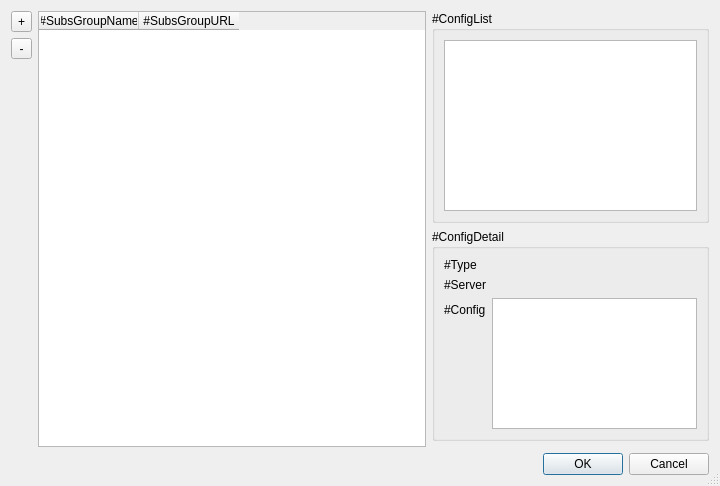
First picture: the form in src/w_SubscribeEditor.ui, repository darsvador/qvssr, before the edit.
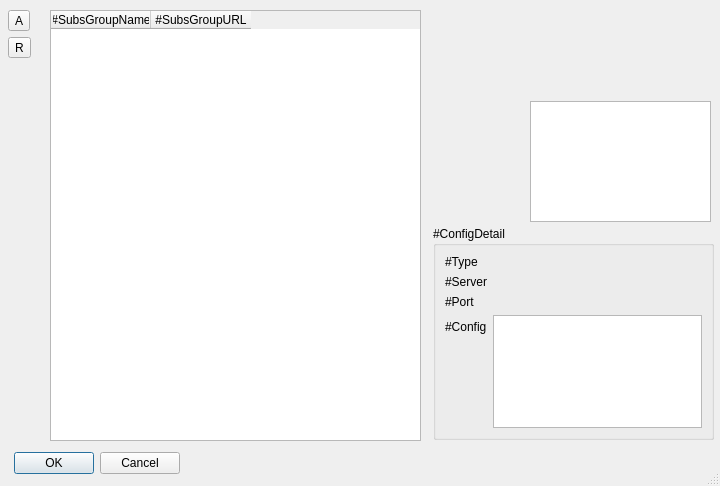
Second picture: the form after the edit. Icons and pictures are not drawn.

Commit message: [UI] Several code refactors and formats, removed a too-long translation.

What changed in the file:
```diff
--- a/src/w_SubscribeEditor.ui
+++ b/src/w_SubscribeEditor.ui
@@ -19,73 +19,15 @@
   <property name="modal">
    <bool>true</bool>
   </property>
-  <layout class="QGridLayout" name="gridLayout" rowstretch="1,1,0,0" columnstretch="6,4">
-   <item row="0" column="0" rowspan="3">
-    <layout class="QHBoxLayout" name="horizontalLayout">
-     <item>
-      <layout class="QVBoxLayout" name="verticalLayout">
-       <item>
-        <widget class="QToolButton" name="addBtn">
-         <property name="sizePolicy">
-          <sizepolicy hsizetype="Preferred" vsizetype="Fixed">
-           <horstretch>0</horstretch>
-           <verstretch>0</verstretch>
-          </sizepolicy>
-         </property>
-         <property name="text">
-          <string>+</string>
-         </property>
-        </widget>
-       </item>
-       <item>
-        <widget class="QToolButton" name="removeBtn">
-         <property name="sizePolicy">
-          <sizepolicy hsizetype="Preferred" vsizetype="Fixed">
-           <horstretch>0</horstretch>
-           <verstretch>0</verstretch>
-          </sizepolicy>
-         </property>
-         <property name="text">
-          <string>-</string>
-         </property>
-        </widget>
-       </item>
-       <item>
-        <spacer name="verticalSpacer">
-         <property name="orientation">
-          <enum>Qt::Vertical</enum>
-         </property>
-         <property name="sizeHint" stdset="0">
-          <size>
-           <width>20</width>
-           <height>40</height>
-          </size>
-         </property>
-        </spacer>
-       </item>
-      </layout>
-     </item>
-     <item>
-      <widget class="QTableWidget" name="subsribeTable">
-       <property name="rowCount">
-        <number>0</number>
-       </property>
-       <column>
-        <property name="text">
-         <string>#SubsGroupName</string>
-        </property>
-       </column>
-       <column>
-        <property name="text">
-         <string>#SubsGroupURL</string>
-        </property>
-       </column>
-      </widget>
-     </item>
-    </layout>
-   </item>
-   <item row="3" column="1">
     <widget class="QDialogButtonBox" name="buttonBox">
+   <property name="geometry">
+    <rect>
+     <x>6</x>
+     <y>446</y>
+     <width>174</width>
+     <height>34</height>
+    </rect>
+   </property>
      <property name="orientation">
       <enum>Qt::Horizontal</enum>
      </property>
@@ -93,21 +35,15 @@
       <set>QDialogButtonBox::Cancel|QDialogButtonBox::Ok</set>
      </property>
     </widget>
-   </item>
-   <item row="0" column="1">
-    <widget class="QGroupBox" name="groupBox_2">
-     <property name="title">
-      <string>#ConfigList</string>
-     </property>
-     <layout class="QVBoxLayout" name="verticalLayout_2">
-      <item>
-       <widget class="QListWidget" name="subscribeList"/>
-      </item>
-     </layout>
-    </widget>
-   </item>
-   <item row="1" column="1">
     <widget class="QGroupBox" name="groupBox">
+   <property name="geometry">
+    <rect>
+     <x>433</x>
+     <y>226</y>
+     <width>281</width>
+     <height>214</height>
+    </rect>
+   </property>
      <property name="title">
       <string>#ConfigDetail</string>
      </property>
@@ -140,22 +76,127 @@
         </property>
        </widget>
       </item>
-      <item row="2" column="0">
+    <item row="3" column="0">
        <widget class="QLabel" name="label_5">
         <property name="text">
          <string>#Config</string>
         </property>
        </widget>
       </item>
-      <item row="2" column="1">
+    <item row="3" column="1">
        <widget class="QTextBrowser" name="jsonConfigTxt"/>
       </item>
-     </layout>
-    </widget>
-   </item>
-  </layout>
- </widget>
- <resources/>
+    <item row="2" column="0">
+     <widget class="QLabel" name="label_2">
+      <property name="text">
+       <string>#Port</string>
+      </property>
+     </widget>
+    </item>
+   </layout>
+  </widget>
+  <widget class="QListWidget" name="subscribeList">
+   <property name="geometry">
+    <rect>
+     <x>530</x>
+     <y>101</y>
+     <width>181</width>
+     <height>121</height>
+    </rect>
+   </property>
+  </widget>
+  <widget class="QTableWidget" name="subsribeTable">
+   <property name="geometry">
+    <rect>
+     <x>50</x>
+     <y>10</y>
+     <width>371</width>
+     <height>431</height>
+    </rect>
+   </property>
+   <property name="rowCount">
+    <number>0</number>
+   </property>
+   <column>
+    <property name="text">
+     <string>#SubsGroupName</string>
+    </property>
+   </column>
+   <column>
+    <property name="text">
+     <string>#SubsGroupURL</string>
+    </property>
+   </column>
+  </widget>
+  <widget class="QWidget" name="">
+   <property name="geometry">
+    <rect>
+     <x>8</x>
+     <y>10</y>
+     <width>34</width>
+     <height>361</height>
+    </rect>
+   </property>
+   <layout class="QVBoxLayout" name="verticalLayout">
+    <item>
+     <widget class="QToolButton" name="addSubsButton">
+      <property name="sizePolicy">
+       <sizepolicy hsizetype="Fixed" vsizetype="Fixed">
+        <horstretch>0</horstretch>
+        <verstretch>0</verstretch>
+       </sizepolicy>
+      </property>
+      <property name="toolTip">
+       <string>#AddConnection</string>
+      </property>
+      <property name="text">
+       <string>A</string>
+      </property>
+      <property name="icon">
+       <iconset resource="../resources.qrc">
+        <normaloff>:/icons/add_connection_btn.png</normaloff>:/icons/add_connection_btn.png</iconset>
+      </property>
+     </widget>
+    </item>
+    <item>
+     <widget class="QToolButton" name="removeSubsButton">
+      <property name="sizePolicy">
+       <sizepolicy hsizetype="Fixed" vsizetype="Fixed">
+        <horstretch>0</horstretch>
+        <verstretch>0</verstretch>
+       </sizepolicy>
+      </property>
+      <property name="toolTip">
+       <string>#RemoveConnection</string>
+      </property>
+      <property name="text">
+       <string>R</string>
+      </property>
+      <property name="icon">
+       <iconset resource="../resources.qrc">
+        <normaloff>:/icons/remove_connection_btn.png</normaloff>:/icons/remove_connection_btn.png</iconset>
+      </property>
+     </widget>
+    </item>
+    <item>
+     <spacer name="verticalSpacer">
+      <property name="orientation">
+       <enum>Qt::Vertical</enum>
+      </property>
+      <property name="sizeHint" stdset="0">
+       <size>
+        <width>20</width>
+        <height>40</height>
+       </size>
+      </property>
+     </spacer>
+    </item>
+   </layout>
+  </widget>
+ </widget>
+ <resources>
+  <include location="../resources.qrc"/>
+ </resources>
  <connections>
   <connection>
    <sender>buttonBox</sender>
```
Lines whose indentation alone changed are shown as unchanged. The commit also changes 3 other files.
